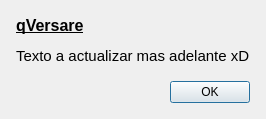
First picture: the form in cliente/aboutdialog.ui, repository adrianabreu/qVersare, before the edit.
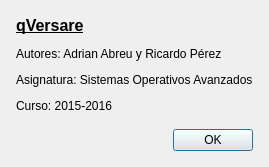
Second picture: the form after the edit.

Commit message: Terminado el about. fix#61

Patch:
```diff
--- a/cliente/aboutdialog.ui
+++ b/cliente/aboutdialog.ui
@@ -35,7 +35,7 @@
    <item>
     <widget class="QLabel" name="label">
      <property name="text">
-      <string>&lt;html&gt;&lt;head/&gt;&lt;body&gt;&lt;p&gt;&lt;span style=&quot; font-size:12pt; font-weight:600; text-decoration: underline;&quot;&gt;qVersare&lt;/span&gt;&lt;/p&gt;&lt;p&gt;&lt;span style=&quot; font-size:11pt;&quot;&gt;Texto a actualizar mas adelante xD&lt;/span&gt;&lt;/p&gt;&lt;/body&gt;&lt;/html&gt;</string>
+      <string>&lt;html&gt;&lt;head/&gt;&lt;body&gt;&lt;p&gt;&lt;span style=&quot; font-size:12pt; font-weight:600; text-decoration: underline;&quot;&gt;qVersare&lt;/span&gt;&lt;/p&gt;&lt;p&gt;Autores: Adrian Abreu y Ricardo Pérez&lt;/p&gt;&lt;p&gt;Asignatura: Sistemas Operativos Avanzados&lt;/p&gt;&lt;p&gt;Curso: 2015-2016&lt;/p&gt;&lt;/body&gt;&lt;/html&gt;</string>
      </property>
      <property name="alignment">
       <set>Qt::AlignLeading|Qt::AlignLeft|Qt::AlignTop</set>
```
The commit also changes 1 other file.
